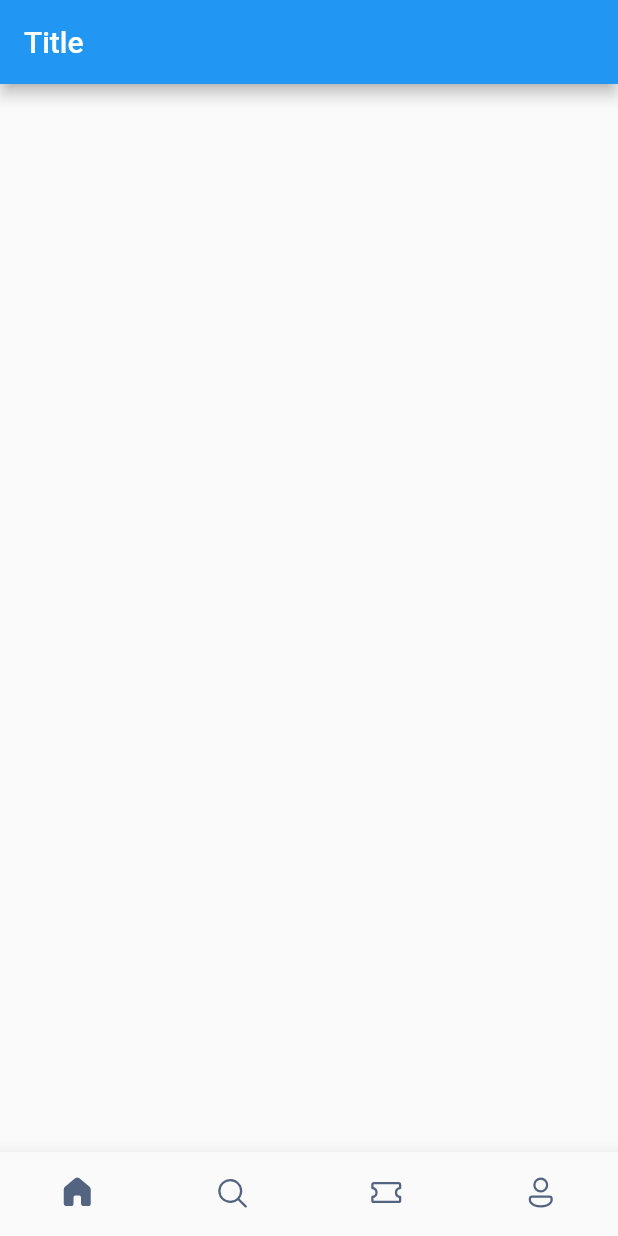
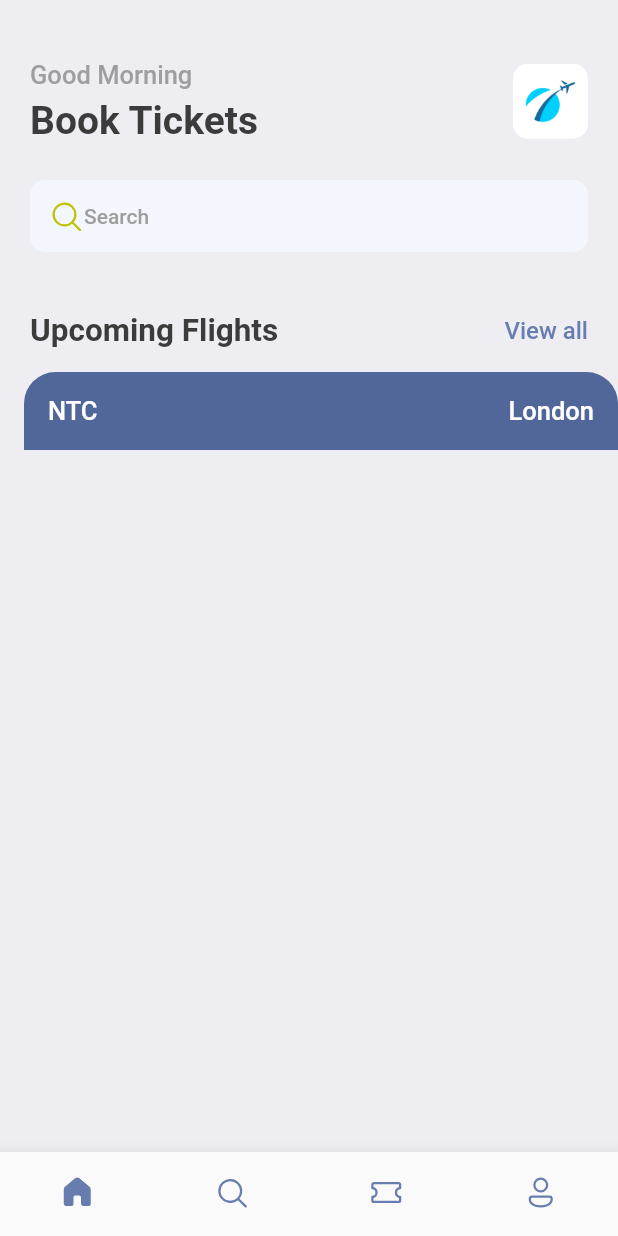
Before and after one commit to zawmorntwan/book_tickets, a Flutter app: the screen it shows after launch, on a phone screen of 412 x 824 dp. Run offline on Flutter 3.47's test engine with Material 2 defaults, Android fonts, the phone set to English and light mode, and no system bars; our stand-ins replace fluentui_icons, gap.

Commit message:
update some UI

```diff
--- a/lib/main.dart
+++ b/lib/main.dart
@@ -1,4 +1,5 @@
 import 'package:book_tickets/screens/bottom_bar.dart';
+import 'package:book_tickets/utils/app_style.dart';
 import 'package:flutter/material.dart';
 
 void main() {
@@ -14,7 +15,7 @@ class MyApp extends StatelessWidget {
     return MaterialApp(
       title: 'Book Tickets',
       theme: ThemeData(
-        primarySwatch: Colors.blue,
+        primaryColor: primary,
       ),
       debugShowCheckedModeBanner: false,
       home: const BottomBar(),
--- a/lib/screens/bottom_bar.dart
+++ b/lib/screens/bottom_bar.dart
@@ -1,7 +1,5 @@
-import 'dart:developer';
-
 import 'package:book_tickets/screens/home_screen.dart';
-import 'package:book_tickets/util.dart';
+import 'package:book_tickets/utils/app_style.dart';
 import 'package:fluentui_icons/fluentui_icons.dart';
 import 'package:flutter/material.dart';
 
@@ -30,9 +28,6 @@ class _BottomBarState extends State<BottomBar> {
   @override
   Widget build(BuildContext context) {
     return Scaffold(
-      appBar: AppBar(
-        title: const Text('Title'),
-      ),
       body: Center(child: _widgetOption[_selectedIndex]),
       bottomNavigationBar: BottomNavigationBar(
         onTap: _onItemTapped,
--- a/lib/screens/home_screen.dart
+++ b/lib/screens/home_screen.dart
@@ -1,11 +1,101 @@
+import 'package:book_tickets/screens/ticket_view.dart';
+import 'package:book_tickets/utils/app_style.dart';
+import 'package:fluentui_icons/fluentui_icons.dart';
 import 'package:flutter/material.dart';
-
+import 'package:gap/gap.dart';
 
 class HomeScreen extends StatelessWidget {
   const HomeScreen({Key? key}) : super(key: key);
 
   @override
   Widget build(BuildContext context) {
-    return Scaffold();
+    return Scaffold(
+      backgroundColor: Style.bgColor,
+      body: ListView(
+        physics: const BouncingScrollPhysics(),
+        children: [
+          Container(
+            padding: const EdgeInsets.symmetric(horizontal: 20),
+            child: Column(
+              children: [
+                const Gap(40),
+                Row(
+                  mainAxisAlignment: MainAxisAlignment.spaceBetween,
+                  children: [
+                    Column(
+                      crossAxisAlignment: CrossAxisAlignment.start,
+                      children: [
+                        Text(
+                          'Good Morning',
+                          style: Style.headLineStyle3,
+                        ),
+                        const Gap(5),
+                        Text(
+                          'Book Tickets',
+                          style: Style.headLineStyle,
+                        ),
+                      ],
+                    ),
+                    Container(
+                      height: 50,
+                      width: 50,
+                      decoration: BoxDecoration(
+                        borderRadius: BorderRadius.circular(10),
+                        image: const DecorationImage(
+                          image: AssetImage('assets/images/img_1.png'),
+                        ),
+                      ),
+                    )
+                  ],
+                ),
+                const Gap(25),
+                Container(
+                  padding: const EdgeInsets.symmetric(
+                    horizontal: 12,
+                    vertical: 12,
+                  ),
+                  decoration: BoxDecoration(
+                    borderRadius: BorderRadius.circular(10),
+                    color: const Color(0xffF4F6FD),
+                  ),
+                  child: Row(
+                    children: [
+                      const Icon(
+                        FluentSystemIcons.ic_fluent_search_regular,
+                        color: Color(0xffBFC205),
+                      ),
+                      Text(
+                        'Search',
+                        style: Style.headLineStyle4,
+                      )
+                    ],
+                  ),
+                ),
+                const Gap(40),
+                Row(
+                  mainAxisAlignment: MainAxisAlignment.spaceBetween,
+                  children: [
+                    Text(
+                      'Upcoming Flights',
+                      style: Style.headLineStyle2,
+                    ),
+                    InkWell(
+                      onTap: () {},
+                      child: Text(
+                        'View all',
+                        style:
+                            Style.textStyle.copyWith(color: Style.primaryColor),
+                      ),
+                    )
+                  ],
+                )
+              ],
+            ),
+          ),
+          const Gap(15),
+          const TicketView()
+        ],
+      ),
+    );
   }
 }
--- /dev/null
+++ b/lib/screens/ticket_view.dart
@@ -0,0 +1,48 @@
+import 'package:book_tickets/utils/app_layout.dart';
+import 'package:book_tickets/utils/app_style.dart';
+import 'package:flutter/material.dart';
+
+class TicketView extends StatelessWidget {
+  const TicketView({Key? key}) : super(key: key);
+
+  @override
+  Widget build(BuildContext context) {
+    final size = AppLayout.getSize(context);
+    return SizedBox(
+      width: size.width,
+      height: 200,
+      child: Container(
+        margin: const EdgeInsets.only(left: 16),
+        child: Column(
+          children: [
+            Container(
+              decoration: BoxDecoration(
+                color: Style.ticketCardColor,
+                borderRadius: const BorderRadius.only(
+                  topLeft: Radius.circular(21),
+                  topRight: Radius.circular(21),
+                ),
+              ),
+              padding: const EdgeInsets.all(16),
+              child: Column(children: [
+                Row(
+                  children: [
+                    Text(
+                      'NTC',
+                      style: Style.headLineStyle3.copyWith(color: Colors.white),
+                    ),
+                    const Spacer(),
+                    Text(
+                      'London',
+                      style: Style.headLineStyle3.copyWith(color: Colors.white),
+                    ),
+                  ],
+                )
+              ]),
+            )
+          ],
+        ),
+      ),
+    );
+  }
+}
--- a/lib/util.dart
+++ /dev/null
@@ -1,3 +0,0 @@
-import 'package:flutter/painting.dart';
-
-const Color primary = Color(0xff526480);
--- /dev/null
+++ b/lib/utils/app_layout.dart
@@ -0,0 +1,8 @@
+import 'package:flutter/cupertino.dart';
+
+class AppLayout{
+  static getSize(BuildContext context) {
+
+    return MediaQuery.of(context).size;
+  }
+}
--- /dev/null
+++ b/lib/utils/app_style.dart
@@ -0,0 +1,17 @@
+import 'package:flutter/material.dart';
+
+Color primary = const Color(0xff687daf);
+
+
+class Style {
+  static Color primaryColor = primary;
+  static Color ticketCardColor = const Color(0xff526799);
+  static Color textColor = const Color(0xff3b3b3b);
+  static Color bgColor = const Color(0xffeeedf2);
+  static Color orangeColor = const Color(0xff526799);
+  static TextStyle textStyle = TextStyle(fontSize: 16, color: textColor, fontWeight: FontWeight.w500);
+  static TextStyle headLineStyle = TextStyle(fontSize: 26, color: textColor, fontWeight: FontWeight.bold);
+  static TextStyle headLineStyle2 = TextStyle(fontSize: 21, color: textColor, fontWeight: FontWeight.bold);
+  static TextStyle headLineStyle3= TextStyle(fontSize: 17,color: Colors.grey.shade500, fontWeight: FontWeight.w500);
+  static TextStyle headLineStyle4 = TextStyle(fontSize: 14, color: Colors.grey.shade500, fontWeight: FontWeight.w500);
+}
```
Also changed, not shown: pubspec.yaml (+3 -9 lines), assets/images/img.png (added), assets/images/img_1.png (added), assets/images/one.png (added), assets/images/sit.jpg (added), assets/images/three.png (added), assets/images/two.png (added), assets/images/visa.png (added).
